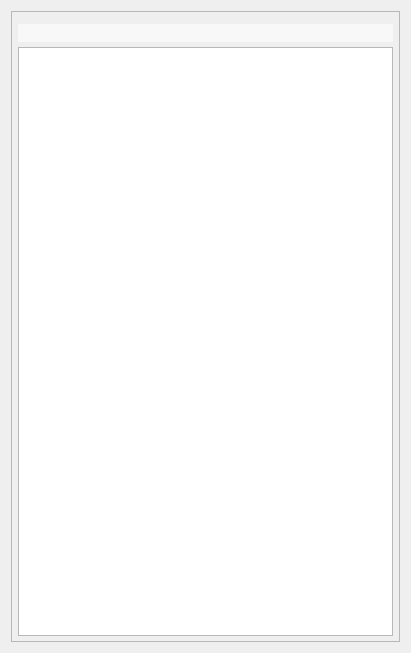
This is mdaviz/resources/mda_file_table_view.ui in BCDA-APS/mdaviz as Qt 5 draws it before an edit. The edited form follows.
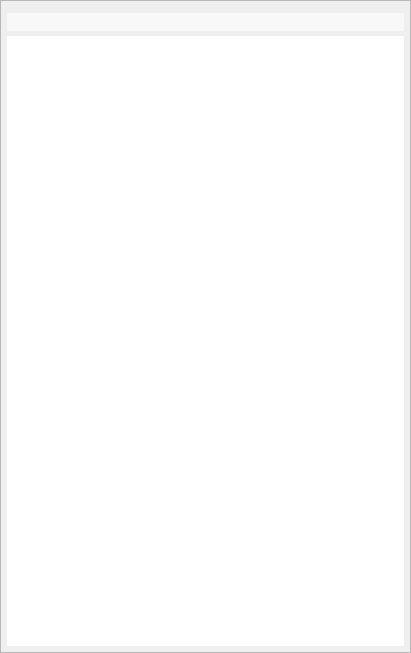
This is the edited form.

Commit message: ENH #109 #110 remove folder tab and reduce layout margins

Diff of the .ui file:
```diff
--- a/mdaviz/resources/mda_file_table_view.ui
+++ b/mdaviz/resources/mda_file_table_view.ui
@@ -14,6 +14,18 @@
    <string>Form</string>
   </property>
   <layout class="QVBoxLayout" name="verticalLayout_2">
+   <property name="leftMargin">
+    <number>0</number>
+   </property>
+   <property name="topMargin">
+    <number>0</number>
+   </property>
+   <property name="rightMargin">
+    <number>0</number>
+   </property>
+   <property name="bottomMargin">
+    <number>0</number>
+   </property>
    <item>
     <widget class="QScrollArea" name="scrollArea">
      <property name="widgetResizable">
@@ -24,8 +36,8 @@
        <rect>
         <x>0</x>
         <y>0</y>
-        <width>385</width>
-        <height>627</height>
+        <width>409</width>
+        <height>651</height>
        </rect>
       </property>
       <layout class="QVBoxLayout" name="verticalLayout">
@@ -42,7 +54,7 @@
         <number>6</number>
        </property>
        <property name="bottomMargin">
-        <number>5</number>
+        <number>6</number>
        </property>
        <item>
         <widget class="QLabel" name="filePath">
@@ -68,6 +80,12 @@
     padding: 2px;
 }</string>
          </property>
+         <property name="frameShape">
+          <enum>QFrame::NoFrame</enum>
+         </property>
+         <property name="frameShadow">
+          <enum>QFrame::Raised</enum>
+         </property>
          <property name="alternatingRowColors">
           <bool>true</bool>
          </property>
```
The commit also changes 6 other files.
